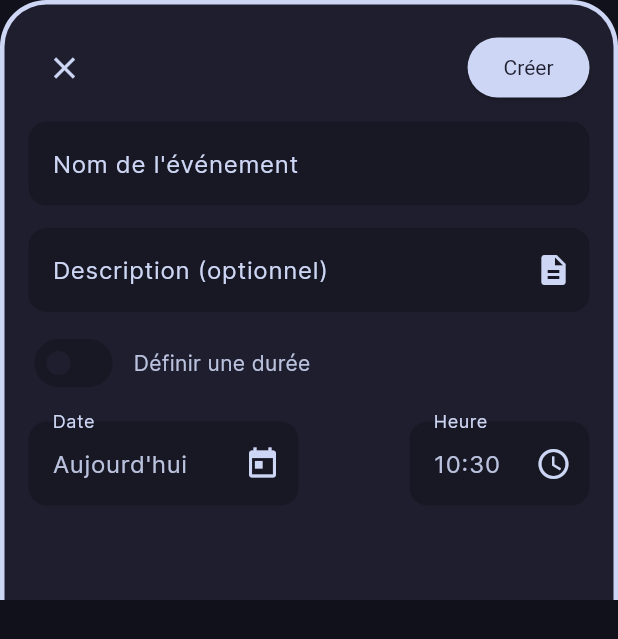
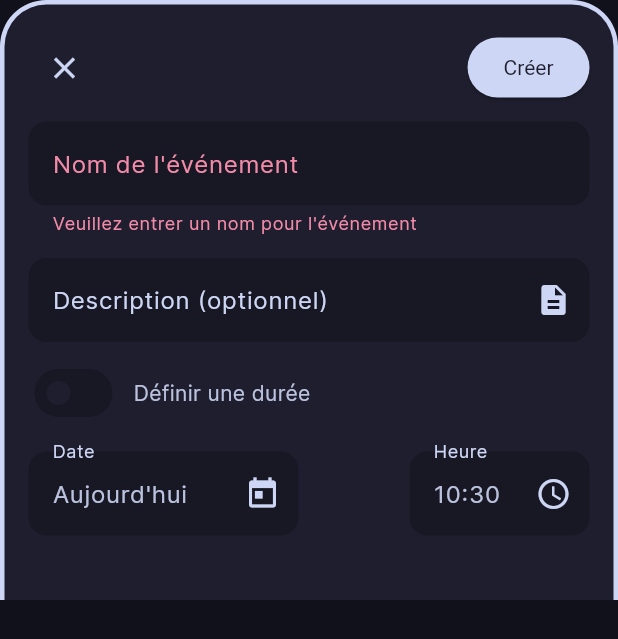
Before and after one commit to DELTSV/hollybike, a Flutter app: the EventCreationModal widget shown alone on an empty page, opened directly, after a tap on "Créer", on a phone screen of 412 x 824 dp. Shown: the top 639 px of the screen. Run offline on Flutter 3.47's test engine with Material 3 defaults, Android fonts, the phone set to English and light mode, and no system bars; our stand-ins replace auto_route, bloc, flutter_bloc, freezed_annotation, shared_preferences; accounts and stored records are empty.

Commit message:
Added submit event form

```diff
--- a/packages/app/lib/event/widgets/event_creation_modal.dart
+++ b/packages/app/lib/event/widgets/event_creation_modal.dart
@@ -1,12 +1,9 @@
 import 'package:flutter/material.dart';
 import 'package:hollybike/event/widgets/event_discard_changes_dialog.dart';
-
-import 'event_form.dart';
+import 'package:hollybike/event/widgets/event_form.dart';
 
 class EventCreationModal extends StatelessWidget {
-  final ScrollController _controller = ScrollController();
-
-  EventCreationModal({super.key});
+  const EventCreationModal({super.key});
 
   @override
   Widget build(BuildContext context) {
@@ -43,49 +40,25 @@ class EventCreationModal extends StatelessWidget {
             left: 16,
             right: 16,
           ),
-          child: Column(
-            mainAxisAlignment: MainAxisAlignment.start,
-            crossAxisAlignment: CrossAxisAlignment.start,
-            children: [
-              Row(
-                mainAxisAlignment: MainAxisAlignment.spaceBetween,
-                children: [
-                  IconButton(
-                    icon: const Icon(Icons.close),
-                    onPressed: () => {
-                      showEventDiscardChangesDialog(context, () {
-                        Navigator.of(context).pop();
-                      }),
-                    },
-                  ),
-                  ElevatedButton(
-                    onPressed: () {},
-                    child: const Text("Créer"),
-                  )
-                ],
-              ),
-              Expanded(
-                child: SingleChildScrollView(
-                  controller: _controller,
-                  scrollDirection: Axis.vertical,
-                  child: Padding(
-                    padding: const EdgeInsets.only(
-                      bottom: 15,
-                      top: 12,
-                    ),
-                    child: EventForm(
-                      scrollToBottom: () {
-                        _controller.animateTo(
-                          _controller.position.maxScrollExtent,
-                          duration: const Duration(milliseconds: 400),
-                          curve: Curves.easeInOut,
-                        );
-                      },
-                    ),
-                  ),
-                ),
-              ),
-            ],
+          child: EventForm(
+            submitButtonText: "Créer",
+            onClose: () {
+              showEventDiscardChangesDialog(context, () {
+                Navigator.of(context).pop();
+              });
+            },
+            onSubmit: (
+              String name,
+              String? description,
+              DateTime startDate,
+              DateTime? endDate,
+            ) {
+              print("Event created");
+              print("Name: $name");
+              print("Description: $description");
+              print("Start date: $startDate");
+              print("End date: $endDate");
+            },
           ),
         ),
       ),
--- a/packages/app/lib/event/widgets/event_date_input.dart
+++ b/packages/app/lib/event/widgets/event_date_input.dart
@@ -17,12 +17,12 @@ class EventDateInput extends StatelessWidget {
 
   String formatDate(DateTime date) {
     DateTime today = DateTime.now();
-    DateFormat fullDateFormatter = DateFormat.yMMMMd();
+    DateFormat fullDateFormatter = DateFormat.yMMMd();
 
     if (checkSameDate(date, today)) {
       return "Aujourd'hui";
     } else {
-      return "Le ${fullDateFormatter.format(date)}";
+      return fullDateFormatter.format(date);
     }
   }
 
--- a/packages/app/lib/event/widgets/event_form.dart
+++ b/packages/app/lib/event/widgets/event_form.dart
@@ -3,6 +3,8 @@ import 'dart:async';
 import 'package:flutter/material.dart';
 import 'package:hollybike/event/widgets/event_date_input.dart';
 import 'package:hollybike/event/widgets/event_date_range_input.dart';
+import 'package:hollybike/event/widgets/event_form_description_field.dart';
+import 'package:hollybike/event/widgets/event_form_name_field.dart';
 import 'package:hollybike/event/widgets/event_time_input.dart';
 
 import '../../shared/utils/dates.dart';
@@ -10,9 +12,23 @@ import 'event_date_warning_dialog.dart';
 import 'event_select_end_date_switch.dart';
 
 class EventForm extends StatefulWidget {
-  final void Function() scrollToBottom;
+  final void Function(
+    String name,
+    String? description,
+    DateTime startDate,
+    DateTime? endDate,
+  ) onSubmit;
 
-  const EventForm({super.key, required this.scrollToBottom});
+  final void Function() onClose;
+
+  final String submitButtonText;
+
+  const EventForm({
+    super.key,
+    required this.onSubmit,
+    required this.onClose,
+    required this.submitButtonText,
+  });
 
   @override
   State<EventForm> createState() => _EventFormState();
@@ -23,17 +39,15 @@ class _EventFormState extends State<EventForm> {
   final _nameController = TextEditingController();
   final _descriptionController = TextEditingController();
 
+  final ScrollController _scrollController = ScrollController();
+
   var _dateRange = DateTimeRange(
     start: DateTime.now(),
     end: DateTime.now(),
   );
-
   var _date = DateTime.now();
-
   var _startTime = TimeOfDay.now();
-
   var _endTime = TimeOfDay.now();
-
   var _selectEndDate = false;
 
   @override
@@ -46,17 +60,18 @@ class _EventFormState extends State<EventForm> {
   @override
   void initState() {
     super.initState();
-    _endTime = initialEndTime;
+
+    if (DateTime.now().hour >= 22) {
+      _date = DateTime.now().add(const Duration(days: 1));
+      _startTime = const TimeOfDay(hour: 8, minute: 30);
     }
 
-  TimeOfDay get initialEndTime {
-    return _startTime.hour == 23
-        ? const TimeOfDay(hour: 23, minute: 59)
-        : _startTime.replacing(hour: _startTime.hour + 1);
-  }
+    _dateRange = DateTimeRange(
+      start: _date,
+      end: _date,
+    );
 
-  String formatTime(TimeOfDay time) {
-    return time.format(context);
+    _endTime = _startTime.replacing(hour: _startTime.hour + 1);
   }
 
   void _onDateRangeChanged(DateTimeRange dateRange) {
@@ -110,13 +125,49 @@ class _EventFormState extends State<EventForm> {
   void _onSelectEndDateSwitchChanged(bool value) {
     if (value) {
       Timer(const Duration(milliseconds: 100), () {
-        widget.scrollToBottom();
+        _scrollController.animateTo(
+          _scrollController.position.maxScrollExtent,
+          duration: const Duration(milliseconds: 500),
+          curve: Curves.ease,
+        );
       });
     }
 
     setState(() {
       _selectEndDate = value;
     });
+  }
+
+  void _onSubmit() {
+    if (_formKey.currentState!.validate()) {
+      if (_dateRange.start.isBefore(DateTime.now())) {
+        showEventDateWarningDialog(context);
+        return;
+      }
+
+      final description = _descriptionController.text.isNotEmpty
+          ? _descriptionController.text
+          : null;
+
+      final startDate = _dateRange.start.copyWith(
+        hour: _startTime.hour,
+        minute: _startTime.minute,
+      );
+
+      final endDate = _selectEndDate
+          ? _dateRange.end.copyWith(
+              hour: _endTime.hour,
+              minute: _endTime.minute,
+            )
+          : null;
+
+      widget.onSubmit(
+        _nameController.text,
+        description,
+        startDate,
+        endDate,
+      );
+    }
   }
 
   Widget buildDatesInputs() {
@@ -167,38 +218,43 @@ class _EventFormState extends State<EventForm> {
 
   @override
   Widget build(BuildContext context) {
-    return Form(
+    return Column(
+      mainAxisAlignment: MainAxisAlignment.start,
+      crossAxisAlignment: CrossAxisAlignment.start,
+      children: [
+        Row(
+          mainAxisAlignment: MainAxisAlignment.spaceBetween,
+          children: [
+            IconButton(
+              icon: const Icon(Icons.close),
+              onPressed: widget.onClose,
+            ),
+            ElevatedButton(
+              onPressed: () {
+                _onSubmit();
+              },
+              child: Text(widget.submitButtonText),
+            )
+          ],
+        ),
+        Expanded(
+          child: SingleChildScrollView(
+            controller: _scrollController,
+            scrollDirection: Axis.vertical,
+            child: Padding(
+              padding: const EdgeInsets.only(
+                bottom: 15,
+                top: 12,
+              ),
+              child: Form(
                 key: _formKey,
                 child: Column(
                   crossAxisAlignment: CrossAxisAlignment.start,
                   children: [
-          TextField(
-            controller: _nameController,
-            decoration: InputDecoration(
-              border: OutlineInputBorder(
-                borderRadius: BorderRadius.circular(12),
-                borderSide: BorderSide.none,
-              ),
-              labelText: "Nom de l'événement",
-              fillColor: Theme.of(context).colorScheme.primaryContainer,
-              filled: true,
-            ),
-          ),
+                    EventFormNameField(nameController: _nameController),
                     const SizedBox(height: 15),
-          TextField(
-            controller: _descriptionController,
-            maxLines: null,
-            keyboardType: TextInputType.multiline,
-            decoration: InputDecoration(
-              border: OutlineInputBorder(
-                borderRadius: BorderRadius.circular(12),
-                borderSide: BorderSide.none,
-              ),
-              labelText: "Description (optionnel)",
-              fillColor: Theme.of(context).colorScheme.primaryContainer,
-              filled: true,
-              suffixIcon: const Icon(Icons.description),
-            ),
+                    EventFormDescriptionField(
+                      descriptionController: _descriptionController,
                     ),
                     const SizedBox(height: 10),
                     EventSelectEndDateSwitch(
@@ -211,6 +267,11 @@ class _EventFormState extends State<EventForm> {
                     buildDatesInputs(),
                   ],
                 ),
+              ),
+            ),
+          ),
+        ),
+      ],
     );
   }
 }
--- /dev/null
+++ b/packages/app/lib/event/widgets/event_form_description_field.dart
@@ -0,0 +1,37 @@
+import 'package:flutter/material.dart';
+
+class EventFormDescriptionField extends StatelessWidget {
+  final TextEditingController descriptionController;
+
+  const EventFormDescriptionField({super.key, required this.descriptionController});
+
+  @override
+  Widget build(BuildContext context) {
+    return TextFormField(
+      controller: descriptionController,
+      maxLines: null,
+      keyboardType: TextInputType.multiline,
+      autocorrect: true,
+      textCapitalization: TextCapitalization.sentences,
+      autovalidateMode: AutovalidateMode.onUserInteraction,
+      validator: (value) {
+        if (value!.length > 1000) {
+          return "La description ne peut pas dépasser 1000 caractères";
+        }
+
+        return null;
+      },
+      decoration: InputDecoration(
+        border: OutlineInputBorder(
+          borderRadius: BorderRadius.circular(12),
+          borderSide: BorderSide.none,
+        ),
+        labelText: "Description (optionnel)",
+        fillColor:
+        Theme.of(context).colorScheme.primaryContainer,
+        filled: true,
+        suffixIcon: const Icon(Icons.description),
+      ),
+    );
+  }
+}
--- /dev/null
+++ b/packages/app/lib/event/widgets/event_form_name_field.dart
@@ -0,0 +1,44 @@
+import 'package:flutter/material.dart';
+
+class EventFormNameField extends StatelessWidget {
+  final TextEditingController nameController;
+
+  const EventFormNameField({
+    super.key,
+    required this.nameController,
+  });
+
+  @override
+  Widget build(BuildContext context) {
+    return TextFormField(
+      controller: nameController,
+      autocorrect: true,
+      textCapitalization: TextCapitalization.sentences,
+      autovalidateMode: AutovalidateMode.onUserInteraction,
+      validator: (value) {
+        if (value!.isEmpty) {
+          return "Veuillez entrer un nom pour l'événement";
+        }
+
+        if (value.length < 3) {
+          return "Le nom de l'événement doit contenir au moins 3 caractères";
+        }
+
+        if (value.length > 100) {
+          return "Le nom de l'événement ne peut pas dépasser 100 caractères";
+        }
+
+        return null;
+      },
+      decoration: InputDecoration(
+        border: OutlineInputBorder(
+          borderRadius: BorderRadius.circular(12),
+          borderSide: BorderSide.none,
+        ),
+        labelText: "Nom de l'événement",
+        fillColor: Theme.of(context).colorScheme.primaryContainer,
+        filled: true,
+      ),
+    );
+  }
+}
```
Lines whose indentation alone changed are shown as unchanged.
